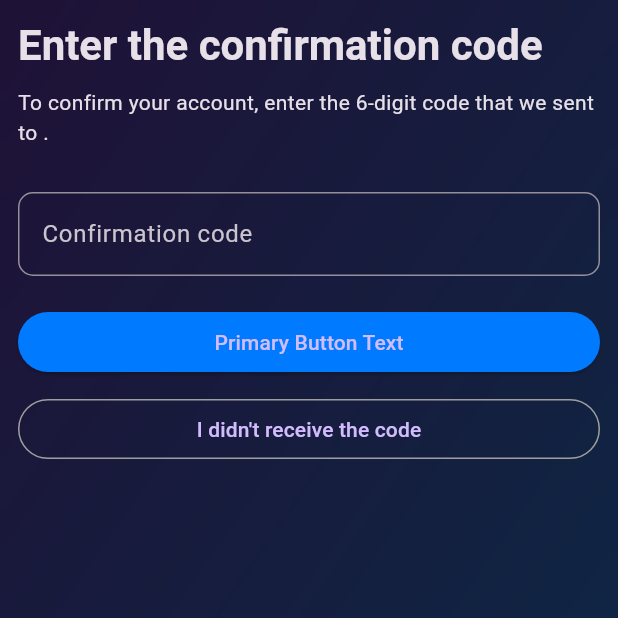
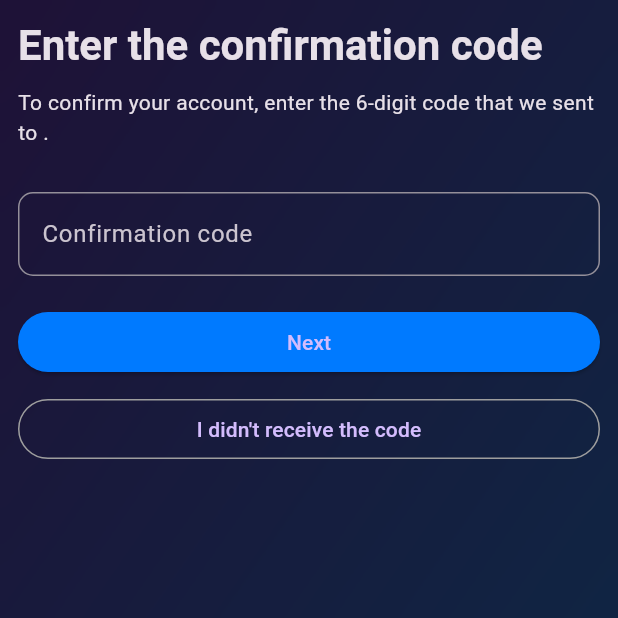
Before and after one commit to CLEMENTMOLEKO/InstagramClone, a Flutter app: the SignUpEmailVerificationView screen opened by its route, on a phone screen of 412 x 824 dp, the top half of it. Run offline on Flutter 3.47's test engine with Material 3 defaults, Android fonts, the phone set to English and light mode, and no system bars; our stand-ins replace auto_route, bloc, cloud_firestore, dartz, equatable, firebase_auth and 8 more; accounts and stored records are empty.

Commit message:
Use auto route

```diff
--- a/instagram_clone_presentation/lib/authentication/sign_up/sign_up_page.dart
+++ b/instagram_clone_presentation/lib/authentication/sign_up/sign_up_page.dart
@@ -1,8 +1,10 @@
+import 'package:auto_route/auto_route.dart';
 import 'package:flutter/material.dart';
+import 'package:flutter_bloc/flutter_bloc.dart';
 import 'package:instagram_clone_application/instagram_clone_application.dart';
+import 'package:instagram_clone_infrastructure/instagram_clone_infrastructure.dart';
 
-import 'views/sign_up_email_view.dart';
-
+@RoutePage()
 class SignUpPage extends StatelessWidget {
   final AuthenticationService? authenticationService;
   final UserRepository? userRepository;
@@ -17,6 +19,14 @@ class SignUpPage extends StatelessWidget {
 
   @override
   Widget build(BuildContext context) {
-    return const SignUpEmailView();
+    return BlocProvider(
+      create: (context) => SignUpBloc(
+        authenticationService:
+            authenticationService ?? getIt.get<AuthenticationService>(),
+        userRepository: userRepository ?? getIt.get<UserRepository>(),
+        connectionChecker: connectionChecker ?? getIt.get<ConnectionChecker>(),
+      ),
+      child: const AutoRouter(),
+    );
   }
 }
--- a/instagram_clone_presentation/lib/authentication/sign_up/views/sign_up_email_verification_view.dart
+++ b/instagram_clone_presentation/lib/authentication/sign_up/views/sign_up_email_verification_view.dart
@@ -1,10 +1,12 @@
+import 'package:auto_route/auto_route.dart';
 import 'package:flutter/material.dart';
 import 'package:flutter_bloc/flutter_bloc.dart';
 import 'package:instagram_clone_application/instagram_clone_application.dart';
+import 'package:instagram_clone_presentation/common/navigation/router.gr.dart';
 
-import '../../../common/navigation/route_names.dart';
 import '../../../common/widgets/form_field_view.dart';
 
+@RoutePage()
 class SignUpEmailVerificationView extends StatelessWidget {
   const SignUpEmailVerificationView({super.key});
 
@@ -20,7 +22,7 @@ class SignUpEmailVerificationView extends StatelessWidget {
       subtitle:
           "To confirm your account, enter the 6-digit code that we sent to ${context.read<SignUpBloc>().state.emailInput.value}.",
       fieldLabel: "Confirmation code",
-      primaryButtonText: "Primary Button Text",
+      primaryButtonText: "Next",
       onPrimaryButtonPressed: (state) =>
           _onPrimaryButtonPressed(state, context),
       secondaryButtonText: "I didn't receive the code",
@@ -31,6 +33,6 @@ class SignUpEmailVerificationView extends StatelessWidget {
 
 VoidCallback? _onPrimaryButtonPressed(SignUpState state, BuildContext context) {
   return () {
-    Navigator.pushNamed(context, RouteNames.signUpEmailVerification);
+    context.router.pushNamed(SignUpEmailView.name);
   };
 }
--- a/instagram_clone_presentation/lib/common/navigation/route_generator.dart
+++ /dev/null
@@ -1,40 +0,0 @@
-import 'package:flutter/material.dart';
-
-import '../../authentication/sign_up/sign_up_page.dart';
-import '../../authentication/sign_up/views/sign_up_email_verification_view.dart';
-import '../../authentication/sign_up/views/sign_up_email_view.dart';
-import 'route_names.dart';
-
-class RouteGenerator {
-  static Route<dynamic> generateRoute(RouteSettings settings) {
-    final args = settings.arguments;
-
-    switch (settings.name) {
-      case "/":
-        return MaterialPageRoute(
-          builder: (context) => const Scaffold(
-            body: Center(child: Text("Home")),
-          ),
-        );
-      case RouteNames.signUp:
-        return MaterialPageRoute(builder: (context) => const SignUpPage());
-      case RouteNames.signUpEmail:
-        return MaterialPageRoute(builder: (context) => const SignUpEmailView());
-      case RouteNames.signUpEmailVerification:
-        return MaterialPageRoute(
-            builder: (context) => const SignUpEmailVerificationView());
-      default:
-        return _errorRoute(settings);
-    }
-  }
-}
-
-Route<dynamic> _errorRoute(RouteSettings settings) {
-  return MaterialPageRoute(
-    builder: (context) => Scaffold(
-      body: Center(
-        child: Text('Error occurred navigating to ${settings.name}'),
-      ),
-    ),
-  );
-}
--- a/instagram_clone_presentation/lib/common/navigation/route_names.dart
+++ /dev/null
@@ -1,5 +0,0 @@
-class RouteNames {
-  static const String signUp = "/sign-up";
-  static const String signUpEmail = "/sign-up-email";
-  static const String signUpEmailVerification = "/sign-up-email-verification";
-}
--- a/instagram_clone_presentation/lib/main.dart
+++ b/instagram_clone_presentation/lib/main.dart
@@ -13,5 +13,5 @@ void main() async {
 
   //DependencyInjection
   configureInfrastructureDependencies();
-  runApp(const App());
+  runApp(App());
 }
--- a/instagram_clone_presentation/pubspec.yaml
+++ b/instagram_clone_presentation/pubspec.yaml
@@ -47,6 +47,7 @@ dependencies:
   injectable: ^2.4.4
   bloc_test: ^9.1.7
   dev: ^1.0.0
+  auto_route: ^9.2.0
 
 dev_dependencies:
   flutter_test:
@@ -59,6 +60,7 @@ dev_dependencies:
   # rules and activating additional ones.
   flutter_lints: ^3.0.0
   mocktail: ^1.0.4
+  auto_route_generator: ^9.0.0
 
 # For information on the generic Dart part of this file, see the
 # following page: https://dart.dev/tools/pub/pubspec
```
Also changed, not shown: instagram_clone_presentation/lib/app.dart (+6 -20 lines), instagram_clone_presentation/lib/authentication/sign_up/views/sign_up_email_view.dart (+4 -5 lines), instagram_clone_presentation/lib/common/navigation/router.dart (added, +25 -0 lines), instagram_clone_presentation/lib/common/navigation/router.gr.dart (added), instagram_clone_presentation/pubspec.lock, 3 other files.
